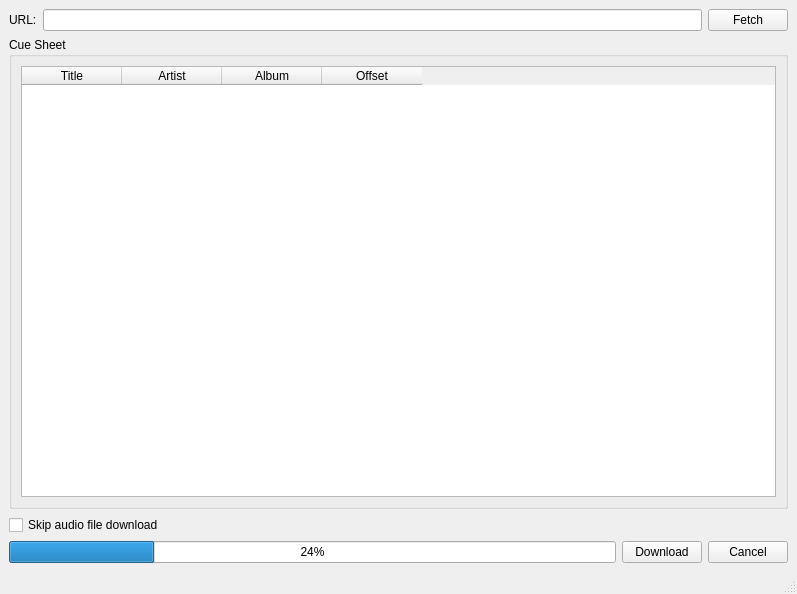
Above: src/mainwindow.ui from trialuser02/ytbtocue before the change. Below: the same form after it.
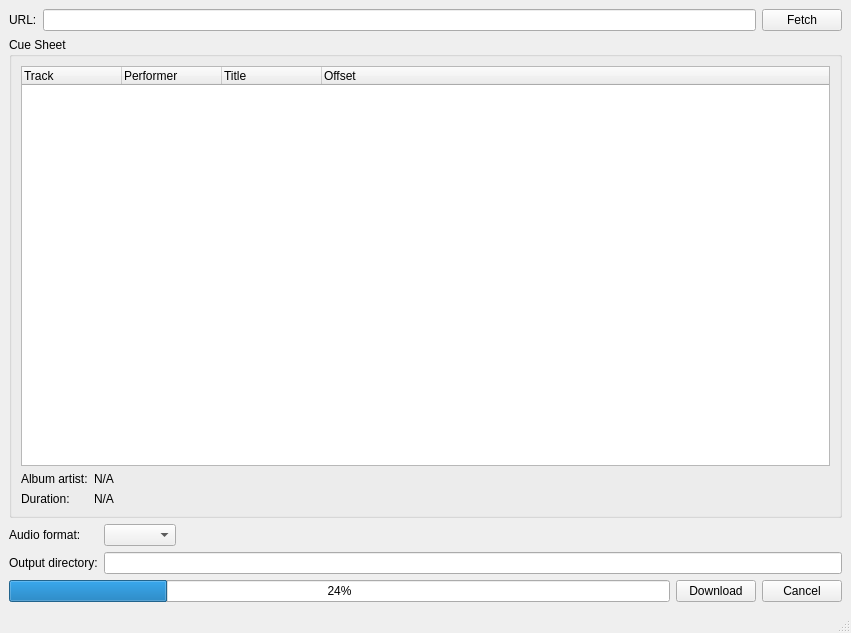
That is the form after the change.

Commit message: partial chapters usage

Patch:
```diff
--- a/src/mainwindow.ui
+++ b/src/mainwindow.ui
@@ -6,16 +6,61 @@
    <rect>
     <x>0</x>
     <y>0</y>
-    <width>797</width>
-    <height>594</height>
+    <width>851</width>
+    <height>633</height>
    </rect>
   </property>
   <property name="windowTitle">
    <string>MainWindow</string>
   </property>
   <widget class="QWidget" name="centralwidget">
-   <layout class="QVBoxLayout" name="verticalLayout_2">
-    <item>
+   <layout class="QGridLayout" name="gridLayout">
+    <item row="3" column="1" colspan="2">
+     <widget class="QLineEdit" name="lineEdit"/>
+    </item>
+    <item row="2" column="1">
+     <widget class="QComboBox" name="comboBox"/>
+    </item>
+    <item row="4" column="0" colspan="3">
+     <layout class="QHBoxLayout" name="horizontalLayout_2">
+      <item>
+       <widget class="QProgressBar" name="progressBar">
+        <property name="value">
+         <number>24</number>
+        </property>
+       </widget>
+      </item>
+      <item>
+       <widget class="QPushButton" name="downloadButton">
+        <property name="text">
+         <string>Download</string>
+        </property>
+       </widget>
+      </item>
+      <item>
+       <widget class="QPushButton" name="cancelButton">
+        <property name="text">
+         <string>Cancel</string>
+        </property>
+       </widget>
+      </item>
+     </layout>
+    </item>
+    <item row="3" column="0">
+     <widget class="QLabel" name="label_2">
+      <property name="text">
+       <string>Output directory:</string>
+      </property>
+     </widget>
+    </item>
+    <item row="2" column="0">
+     <widget class="QLabel" name="label_3">
+      <property name="text">
+       <string>Audio format:</string>
+      </property>
+     </widget>
+    </item>
+    <item row="0" column="0" colspan="3">
      <layout class="QHBoxLayout" name="horizontalLayout">
       <item>
        <widget class="QLabel" name="label">
@@ -25,7 +70,7 @@
        </widget>
       </item>
       <item>
-       <widget class="QLineEdit" name="lineEdit"/>
+       <widget class="QLineEdit" name="urlEdit"/>
       </item>
       <item>
        <widget class="QPushButton" name="pushButton">
@@ -36,29 +81,73 @@
       </item>
      </layout>
     </item>
-    <item>
+    <item row="2" column="2">
+     <spacer name="horizontalSpacer">
+      <property name="orientation">
+       <enum>Qt::Horizontal</enum>
+      </property>
+      <property name="sizeHint" stdset="0">
+       <size>
+        <width>40</width>
+        <height>20</height>
+       </size>
+      </property>
+     </spacer>
+    </item>
+    <item row="1" column="0" colspan="3">
      <widget class="QGroupBox" name="groupBox">
       <property name="title">
        <string>Cue Sheet</string>
       </property>
-      <layout class="QVBoxLayout" name="verticalLayout">
-       <item>
-        <widget class="QTableWidget" name="tableWidget">
+      <layout class="QGridLayout" name="gridLayout_2">
+       <item row="1" column="1">
+        <widget class="QLabel" name="albumArtistLabel">
+         <property name="text">
+          <string>N/A</string>
+         </property>
+        </widget>
+       </item>
+       <item row="1" column="0">
+        <widget class="QLabel" name="label_6">
+         <property name="text">
+          <string>Album artist:</string>
+         </property>
+        </widget>
+       </item>
+       <item row="2" column="0">
+        <widget class="QLabel" name="label_4">
+         <property name="text">
+          <string>Duration:</string>
+         </property>
+        </widget>
+       </item>
+       <item row="2" column="1">
+        <widget class="QLabel" name="durationLabel">
+         <property name="text">
+          <string>N/A</string>
+         </property>
+        </widget>
+       </item>
+       <item row="0" column="0" colspan="3">
+        <widget class="QTreeWidget" name="tracksWidget">
+         <property name="alternatingRowColors">
+          <bool>true</bool>
+         </property>
+         <column>
+          <property name="text">
+           <string>Track</string>
+          </property>
+         </column>
+         <column>
+          <property name="text">
+           <string>Performer</string>
+          </property>
+         </column>
          <column>
           <property name="text">
            <string>Title</string>
           </property>
          </column>
-         <column>
-          <property name="text">
-           <string>Artist</string>
-          </property>
-         </column>
-         <column>
-          <property name="text">
-           <string>Album</string>
-          </property>
-         </column>
          <column>
           <property name="text">
            <string>Offset</string>
@@ -66,41 +155,22 @@
          </column>
         </widget>
        </item>
+       <item row="1" column="2" rowspan="2">
+        <spacer name="horizontalSpacer_2">
+         <property name="orientation">
+          <enum>Qt::Horizontal</enum>
+         </property>
+         <property name="sizeHint" stdset="0">
+          <size>
+           <width>40</width>
+           <height>20</height>
+          </size>
+         </property>
+        </spacer>
+       </item>
       </layout>
      </widget>
     </item>
-    <item>
-     <widget class="QCheckBox" name="checkBox">
-      <property name="text">
-       <string>Skip audio file download</string>
-      </property>
-     </widget>
-    </item>
-    <item>
-     <layout class="QHBoxLayout" name="horizontalLayout_2">
-      <item>
-       <widget class="QProgressBar" name="progressBar">
-        <property name="value">
-         <number>24</number>
-        </property>
-       </widget>
-      </item>
-      <item>
-       <widget class="QPushButton" name="pushButton_2">
-        <property name="text">
-         <string>Download</string>
-        </property>
-       </widget>
-      </item>
-      <item>
-       <widget class="QPushButton" name="pushButton_3">
-        <property name="text">
-         <string>Cancel</string>
-        </property>
-       </widget>
-      </item>
-     </layout>
-    </item>
    </layout>
   </widget>
   <widget class="QMenuBar" name="menubar">
```
Left out of the diff: 4 changed lines with no effect on the pictures. The commit also changes 2 other files.
